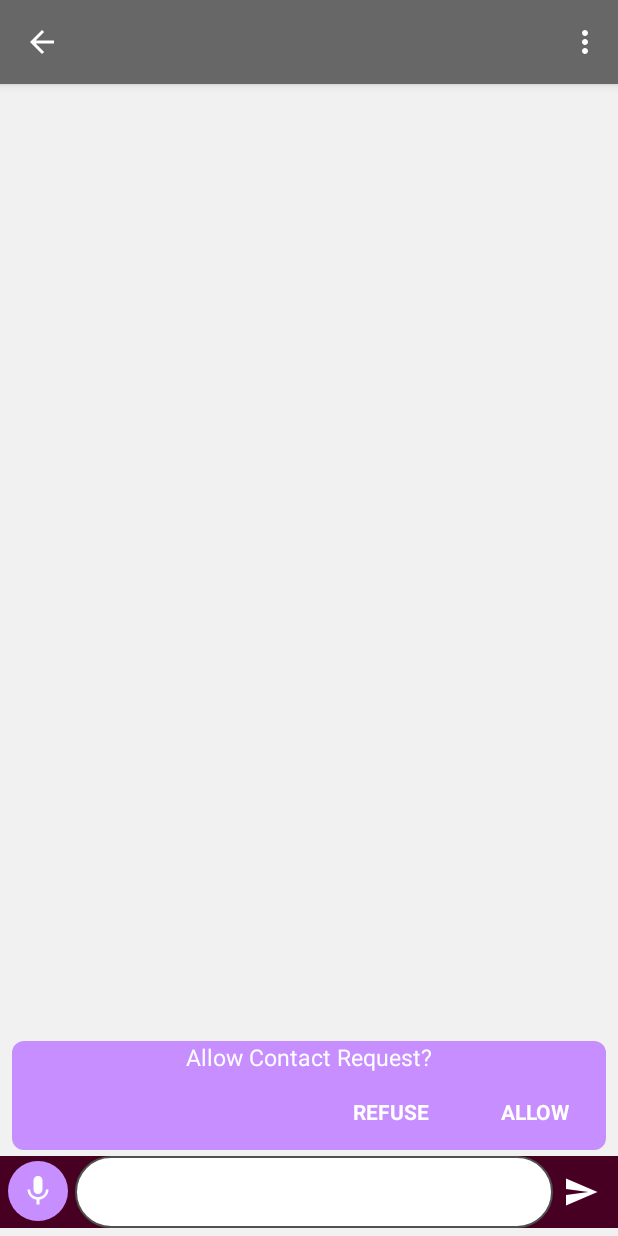
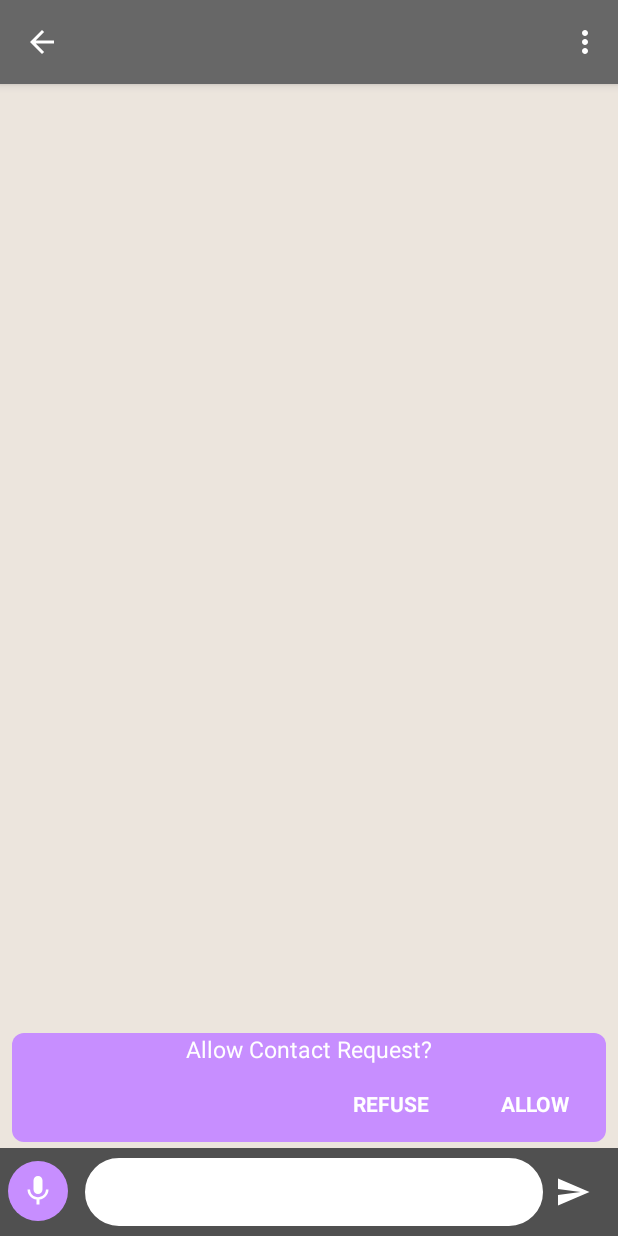
Before and after one commit to scalability4all/Sathi---ChatApp, an Android app: the ChatViewActivity screen opened directly, with no data from a screen before it, on a phone screen of 412 x 824 dp. Run offline under Robolectric (Android 15) with nearby library versions, the phone set to English and light mode, and no system bars; libraries missing offline, so code that uses them is left out: me.saket.bettermovementmethod; 5 statements that could not run were skipped.

Commit message:
updated chat Ui

```diff
--- a/app/src/main/res/layout/activity_chat_view.xml
+++ b/app/src/main/res/layout/activity_chat_view.xml
@@ -4,7 +4,7 @@
     xmlns:tools="http://schemas.android.com/tools"
     android:layout_width="match_parent"
     android:layout_height="match_parent"
-    android:background="@color/default_background"
+    android:background="@color/chat_background"
     tools:context="com.scalability4all.sathi.ChatViewActivity">
 
     <androidx.recyclerview.widget.RecyclerView
@@ -23,11 +23,11 @@
         android:id="@+id/textsend"
         android:layout_width="fill_parent"
         android:layout_height="wrap_content"
+        android:layout_alignParentLeft="true"
         android:layout_alignParentBottom="true"
-        android:background="@color/colorPrimaryDoubleDark"
-        android:layout_alignParentLeft="true"
-        android:layout_marginBottom="5dp"
-        android:clickable="true">
+        android:background="@color/colorPrimaryDark"
+        android:clickable="true"
+        android:padding="5dp">
 
         <EditText
             android:id="@+id/textinput"
@@ -49,6 +49,7 @@
             android:textColor="@color/colorPrimaryDark">
 
         </EditText>
+
         <ImageButton
             android:id="@+id/textSendButton"
             android:layout_width="30dp"
@@ -56,12 +57,12 @@
             android:layout_alignParentRight="true"
             android:layout_centerVertical="true"
             android:layout_marginRight="10dp"
-            android:src="@drawable/ic_send_white"
+            android:background="@null"
             android:clickable="true"
+            android:contentDescription="@string/send_message"
             android:focusable="true"
-            android:background="@null"
-            android:contentDescription="@string/send_message" />
-            </RelativeLayout>
+            android:src="@drawable/ic_send_white" />
+    </RelativeLayout>
         <!--    <RelativeLayout-->
 <!--        android:layout_width="match_parent"-->
 <!--        android:layout_height="wrap_content"-->
--- a/app/src/main/res/layout/chat_message_received.xml
+++ b/app/src/main/res/layout/chat_message_received.xml
@@ -30,7 +30,7 @@
             android:layout_width="wrap_content"
             android:layout_height="wrap_content"
             android:layout_gravity="start"
-            app:cardBackgroundColor="@color/default_bubble_color_rcv"
+            app:cardBackgroundColor="@color/green"
             app:cardCornerRadius="8dp"
             app:cardUseCompatPadding="true">
 
@@ -48,7 +48,7 @@
                     android:gravity="center_vertical|start"
                     android:linksClickable="true"
                     android:autoLink="all"
-                    android:textColor="@color/default_message_color_rcv"
+                    android:textColor="@color/colorPrimaryDark"
                     android:textSize="@dimen/default_message_text_size"
                     tools:text="Lorem ipsum dolor sit amet, consectetur adipiscing elit, sed do eiusmod tempor incididunt ut labore et dolore magna aliqua. Ut enim ad minim veniam, quis nostrud exercitation ullamco laboris nisi ut aliquip ex ea commodo consequat."
                     android:layout_gravity="left"/>
@@ -63,7 +63,7 @@
                     android:layout_height="wrap_content"
                     android:layout_gravity="end"
                     android:gravity="center_vertical|end"
-                    android:textColor="@color/default_tstamp_color_rcv"
+                    android:textColor="@color/colorPrimaryDark"
                     android:textSize="@dimen/default_timestamp_text_size"
                     tools:text="12:10 am" />
 
--- a/app/src/main/res/layout/chat_message_sent.xml
+++ b/app/src/main/res/layout/chat_message_sent.xml
@@ -27,7 +27,7 @@
             android:id="@+id/bubble"
             app:cardCornerRadius="8dp"
             app:cardElevation="4dp"
-            app:cardBackgroundColor="@color/default_bubble_color_send"
+            app:cardBackgroundColor="@color/white"
             app:cardUseCompatPadding="true"
             android:layout_gravity="end"
             android:layout_width="wrap_content"
@@ -48,7 +48,7 @@
                     android:layout_gravity="left"
                     android:gravity="center_vertical|start"
                     android:linksClickable="true"
-                    android:textColor="@color/default_message_color_send"
+                    android:textColor="@color/colorPrimaryDark"
                     android:textSize="@dimen/default_message_text_size"
                     tools:text="Lorem ipsum dolor sit amet, consectetur adipiscing elit, sed do eiusmod tempor incididunt ut labore et dolore magna aliqua. Ut enim ad minim veniam, quis nostrud exercitation ullamco laboris nisi ut aliquip ex ea commodo consequat. " />
 
@@ -61,7 +61,7 @@
                     android:layout_width="wrap_content"
                     android:layout_height="wrap_content"
                     android:gravity="center_vertical|start"
-                    android:textColor="@color/default_tstamp_color_send"
+                    android:textColor="@color/colorPrimaryDark"
                     android:textSize="@dimen/default_timestamp_text_size"
                     tools:text="12:10 am" />
 
--- a/app/src/main/res/values/colors.xml
+++ b/app/src/main/res/values/colors.xml
@@ -14,6 +14,9 @@
 
     <color name="white">#FFFFFF</color>
     <color name="default_background">#F1F1F1</color>
+    <color name="chat_background">#ECE5DD</color>
+
+    <color name="green">#DCF8C6</color>
 
 
     <color name="riv_border_color">#75D2B0F1</color>
```
